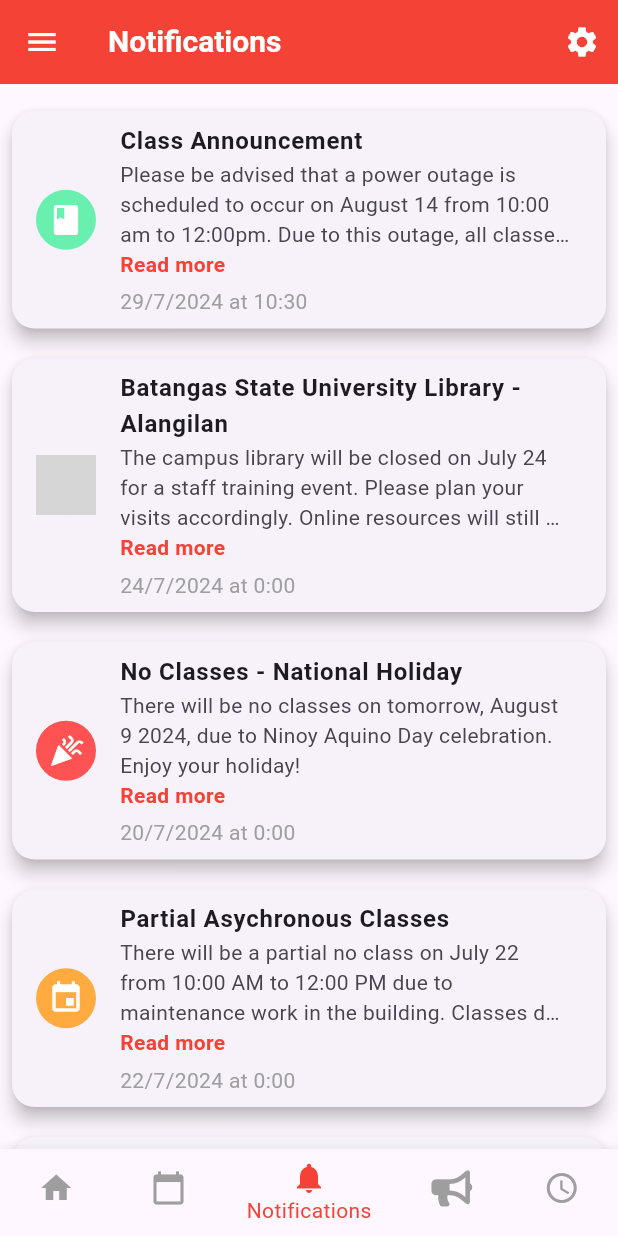
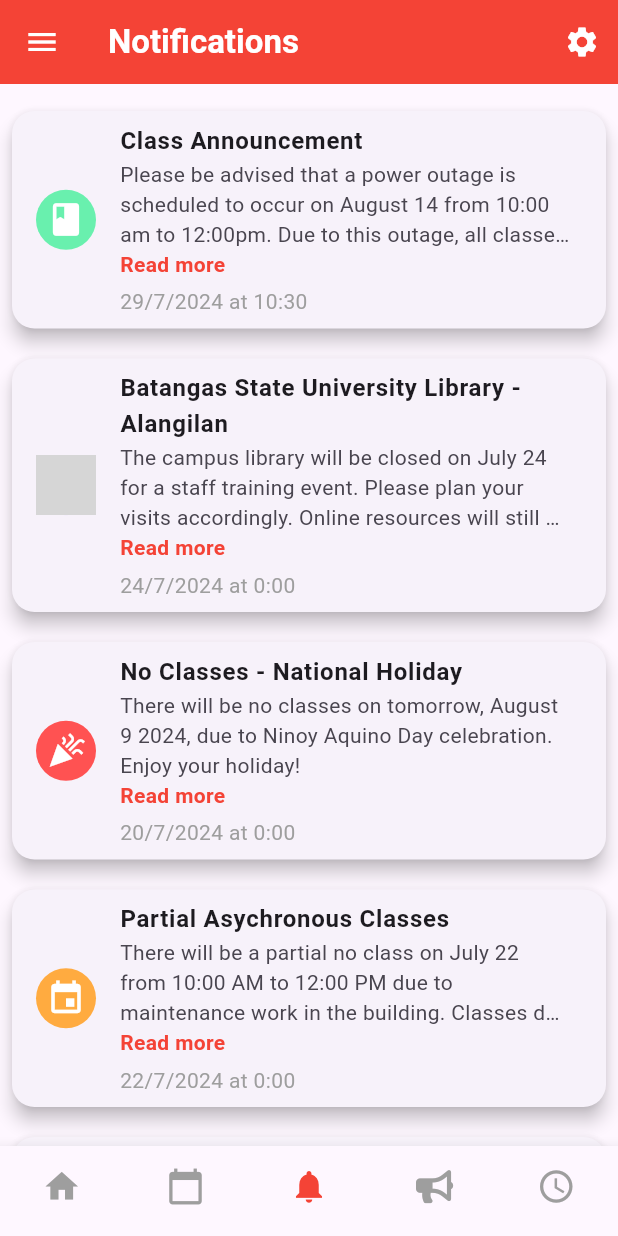
Before and after one commit to AaronCrisologo/Class-Compass-Your-University-Companion-App-, a Flutter app: the MainScreen screen opened directly, item 3 of the bottom bar chosen, on a phone screen of 412 x 824 dp. Run offline on Flutter 3.47's test engine with Material 3 defaults, Android fonts, the phone set to English and light mode, and no system bars; our stand-ins replace flutter_colorpicker, font_awesome_flutter; network calls fail; grey boxes are pictures that could not be loaded.

```diff
--- a/lib/main.dart
+++ b/lib/main.dart
@@ -25,7 +25,7 @@ class ClassCompassApp extends StatelessWidget {
           bodyLarge: TextStyle(fontSize: 16.0, color: Colors.black),
           bodyMedium: TextStyle(fontSize: 14.0, color: Colors.black),
           headlineLarge: TextStyle(
-              fontSize: 20.0,
+              fontSize: 22.0,
               fontWeight: FontWeight.bold,
               color: Colors.red[800]),
         ),
@@ -38,8 +38,8 @@ class ClassCompassApp extends StatelessWidget {
         bottomNavigationBarTheme: BottomNavigationBarThemeData(
           selectedItemColor: Colors.red,
           unselectedItemColor: Colors.grey,
-          backgroundColor: Colors.red,
         ),
+        iconTheme: IconThemeData(size: 26),
       ),
       home: LoginScreen(),
     );
@@ -189,6 +189,7 @@ class _MainScreenState extends State<MainScreen>
           BottomNavigationBarItem(
             icon: Icon(
               FontAwesomeIcons.bullhorn,
+              size: 22,
             ),
             label: 'Posts',
           ),
@@ -199,6 +200,10 @@ class _MainScreenState extends State<MainScreen>
         ],
         currentIndex: _selectedIndex,
         onTap: _onItemTapped,
+        showSelectedLabels: false,
+        showUnselectedLabels: false,
+        type: BottomNavigationBarType.fixed,
+        iconSize: Theme.of(context).iconTheme.size ?? 24,
       ),
       drawer: Drawer(
         child: ListView(
```
